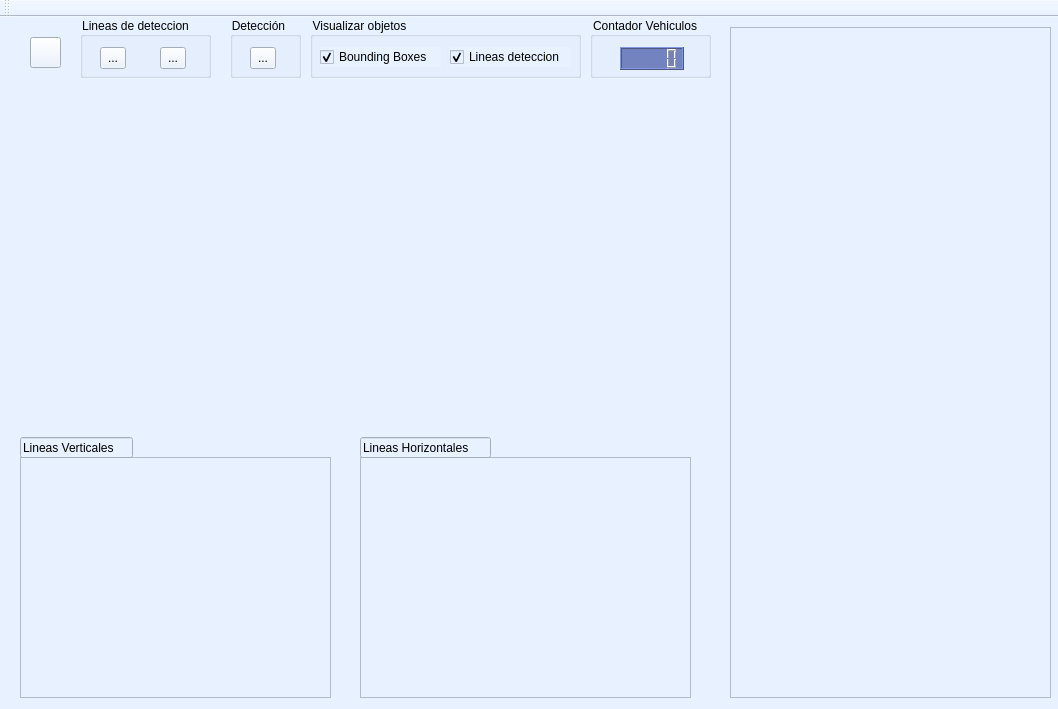
Before: the Qt Designer form window_aerialCarDetection/AerialDetectionMainFrame.ui in Eufalo/Visio, drawn with Qt 5.
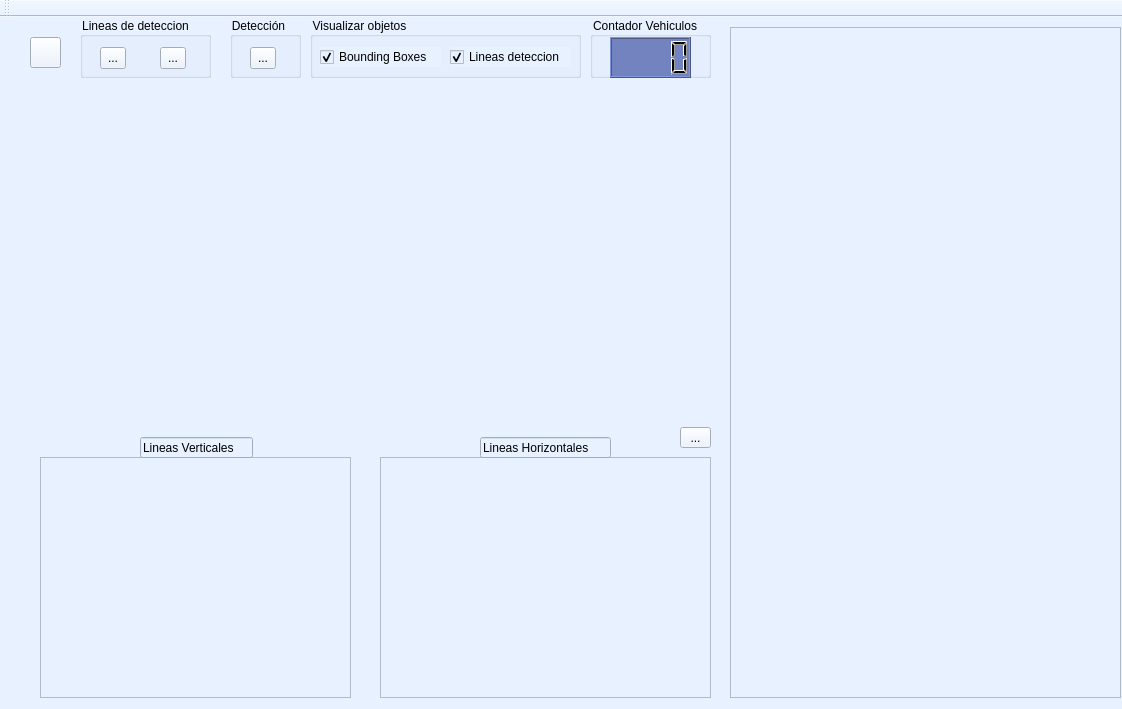
After: the same form once the commit is applied. Icons and pictures are not drawn.

The edit to the form file:
```diff
--- a/window_aerialCarDetection/AerialDetectionMainFrame.ui
+++ b/window_aerialCarDetection/AerialDetectionMainFrame.ui
@@ -6,7 +6,7 @@
    <rect>
     <x>0</x>
     <y>0</y>
-    <width>1058</width>
+    <width>1122</width>
     <height>709</height>
    </rect>
   </property>
@@ -120,7 +120,7 @@
      <rect>
       <x>730</x>
       <y>10</y>
-      <width>321</width>
+      <width>391</width>
       <height>671</height>
      </rect>
     </property>
@@ -128,7 +128,7 @@
    <widget class="QTableWidget" name="tableVline">
     <property name="geometry">
      <rect>
-      <x>20</x>
+      <x>40</x>
       <y>440</y>
       <width>311</width>
       <height>241</height>
@@ -138,7 +138,7 @@
    <widget class="QTableWidget" name="tableHline">
     <property name="geometry">
      <rect>
-      <x>360</x>
+      <x>380</x>
       <y>440</y>
       <width>331</width>
       <height>241</height>
@@ -148,7 +148,7 @@
    <widget class="QLineEdit" name="lineEdit">
     <property name="geometry">
      <rect>
-      <x>20</x>
+      <x>140</x>
       <y>420</y>
       <width>113</width>
       <height>21</height>
@@ -161,7 +161,7 @@
    <widget class="QLineEdit" name="lineEdit_2">
     <property name="geometry">
      <rect>
-      <x>360</x>
+      <x>480</x>
       <y>420</y>
       <width>131</width>
       <height>21</height>
@@ -186,15 +186,23 @@
     <widget class="QLCDNumber" name="CarCount">
      <property name="geometry">
       <rect>
-       <x>30</x>
-       <y>30</y>
-       <width>64</width>
-       <height>23</height>
+       <x>20</x>
+       <y>20</y>
+       <width>81</width>
+       <height>41</height>
       </rect>
      </property>
+     <property name="font">
+      <font>
+       <pointsize>13</pointsize>
+      </font>
+     </property>
      <property name="styleSheet">
       <string notr="true">background-color: rgb(115, 131, 192);</string>
      </property>
+     <property name="digitCount">
+      <number>4</number>
+     </property>
     </widget>
    </widget>
    <widget class="QLabel" name="videoPanel">
@@ -202,7 +210,7 @@
      <rect>
       <x>30</x>
       <y>70</y>
-      <width>671</width>
+      <width>681</width>
       <height>331</height>
      </rect>
     </property>
@@ -266,6 +274,29 @@
      </property>
     </widget>
    </widget>
+   <widget class="QToolButton" name="extractor_but">
+    <property name="geometry">
+     <rect>
+      <x>680</x>
+      <y>410</y>
+      <width>31</width>
+      <height>21</height>
+     </rect>
+    </property>
+    <property name="text">
+     <string>...</string>
+    </property>
+    <property name="icon">
+     <iconset>
+      <normaloff>img/data-export.png</normaloff>img/data-export.png</iconset>
+    </property>
+    <property name="iconSize">
+     <size>
+      <width>32</width>
+      <height>29</height>
+     </size>
+    </property>
+   </widget>
   </widget>
   <widget class="QToolBar" name="toolBar">
    <property name="windowTitle">
```
